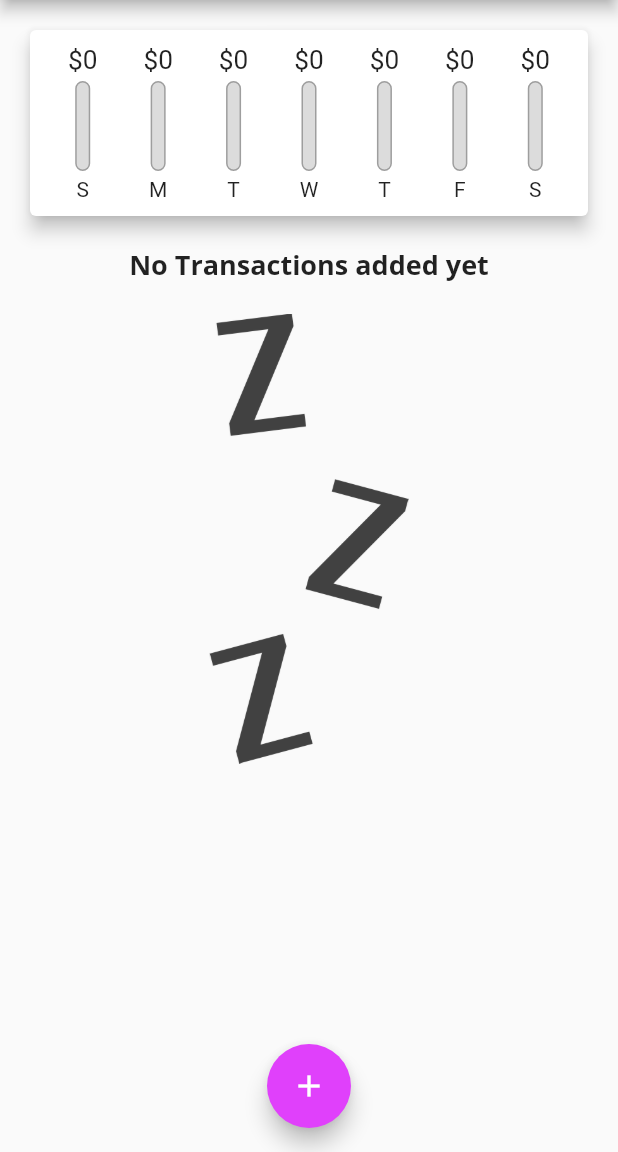
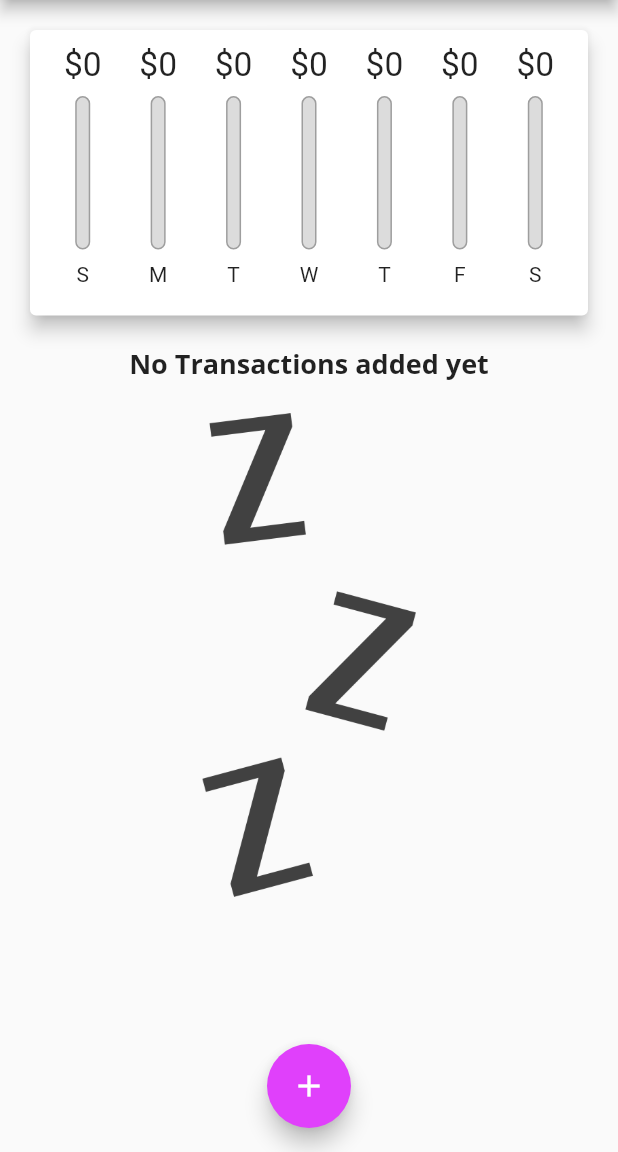
Before and after one commit to Prince7195/flutter_personal_expence, a Flutter app: the screen it shows after launch, on a phone screen of 412 x 824 dp, the part 84-1236 px from its top. Run offline on Flutter 3.47's test engine with Material 2 defaults, Android fonts, the phone set to English and light mode, and no system bars.

Commit message:
orientationa and dynamic height fixes

```diff
--- a/lib/main.dart
+++ b/lib/main.dart
@@ -1,4 +1,5 @@
 import 'package:flutter/material.dart';
+// import 'package:flutter/services.dart';
 
 import './widgets/chart.dart';
 import './models/transaction.dart';
@@ -6,6 +7,13 @@ import './widgets/new_transactions.dart';
 import './widgets/transaction_list.dart';
 
 void main() {
+  // using to ensure the Widgets are loaded b4 setting Orintation.
+  // WidgetsFlutterBinding.ensureInitialized();
+  // For fixed orentation of the APP.
+  // SystemChrome.setPreferredOrientations([
+  //   DeviceOrientation.portraitDown,
+  //   DeviceOrientation.portraitUp,
+  // ]);
   runApp(MyApp());
 }
 
@@ -63,6 +71,8 @@ class _MyHomePageState extends State<MyHomePage> {
     // ),
   ];
 
+  bool _showChart = false;
+
   List<Transaction> get _recentTransactions {
     return _transactions.where((trx) {
       return trx.date.isAfter(
@@ -105,8 +115,9 @@ class _MyHomePageState extends State<MyHomePage> {
 
   @override
   Widget build(BuildContext context) {
-    return Scaffold(
-      appBar: AppBar(
+    final isLanscape =
+        MediaQuery.of(context).orientation == Orientation.landscape;
+    final appBar = AppBar(
       title: Text('Personal Expense'),
       actions: [
         IconButton(
@@ -116,7 +127,16 @@ class _MyHomePageState extends State<MyHomePage> {
           ),
         ),
       ],
-      ),
+    );
+    final trxWidget = Container(
+      height: (MediaQuery.of(context).size.height -
+              MediaQuery.of(context).padding.top -
+              appBar.preferredSize.height) *
+          0.7,
+      child: TransactionList(_transactions, _removeTransaction),
+    );
+    return Scaffold(
+      appBar: appBar,
       floatingActionButton: FloatingActionButton(
         child: Icon(
           Icons.add,
@@ -128,8 +148,40 @@ class _MyHomePageState extends State<MyHomePage> {
         child: Column(
           crossAxisAlignment: CrossAxisAlignment.stretch,
           children: [
-            Chart(_recentTransactions),
-            TransactionList(_transactions, _removeTransaction),
+            if (isLanscape)
+              Row(
+                mainAxisAlignment: MainAxisAlignment.center,
+                children: [
+                  Text('Show Chart'),
+                  Switch(
+                    value: _showChart,
+                    onChanged: (val) {
+                      setState(() {
+                        _showChart = val;
+                      });
+                    },
+                  ),
+                ],
+              ),
+            if (!isLanscape)
+              Container(
+                height: (MediaQuery.of(context).size.height -
+                        MediaQuery.of(context).padding.top -
+                        appBar.preferredSize.height) *
+                    0.3,
+                child: Chart(_recentTransactions),
+              ),
+            if (!isLanscape) trxWidget,
+            if (isLanscape)
+              _showChart
+                  ? Container(
+                      height: (MediaQuery.of(context).size.height -
+                              MediaQuery.of(context).padding.top -
+                              appBar.preferredSize.height) *
+                          0.7,
+                      child: Chart(_recentTransactions),
+                    )
+                  : trxWidget
           ],
         ),
       ),
--- a/lib/widgets/chart_bar.dart
+++ b/lib/widgets/chart_bar.dart
@@ -8,19 +8,20 @@ class ChartBar extends StatelessWidget {
 
   @override
   Widget build(BuildContext context) {
+    return LayoutBuilder(builder: (ctx, constrains) {
       return Column(
         children: [
           Container(
-          height: 20,
+            height: constrains.maxHeight * 0.15,
             child: FittedBox(
               child: Text('\$${spendingAmt.toStringAsFixed(0)}'),
             ),
           ),
           SizedBox(
-          height: 4,
+            height: constrains.maxHeight * 0.05,
           ),
           Container(
-          height: 60,
+            height: constrains.maxHeight * 0.60,
             width: 10,
             child: Stack(
               children: [
@@ -46,10 +47,14 @@ class ChartBar extends StatelessWidget {
             ),
           ),
           SizedBox(
-          height: 4,
+            height: constrains.maxHeight * 0.05,
           ),
-        Text(label),
+          Container(
+            height: constrains.maxHeight * 0.15,
+            child: Text(label),
+          ),
         ],
       );
+    });
   }
 }
--- a/lib/widgets/new_transactions.dart
+++ b/lib/widgets/new_transactions.dart
@@ -47,10 +47,16 @@ class _NewTransactionsState extends State<NewTransactions> {
 
   @override
   Widget build(BuildContext context) {
-    return Card(
+    return SingleChildScrollView(
+      child: Card(
         elevation: 5,
         child: Container(
-        padding: EdgeInsets.all(10),
+          padding: EdgeInsets.only(
+            top: 10,
+            left: 10,
+            right: 10,
+            bottom: MediaQuery.of(context).viewInsets.bottom + 10,
+          ),
           child: Column(
             crossAxisAlignment: CrossAxisAlignment.end,
             children: [
@@ -99,6 +105,7 @@ class _NewTransactionsState extends State<NewTransactions> {
             ],
           ),
         ),
+      ),
     );
   }
 }
--- a/lib/widgets/transaction_list.dart
+++ b/lib/widgets/transaction_list.dart
@@ -11,10 +11,9 @@ class TransactionList extends StatelessWidget {
 
   @override
   Widget build(BuildContext context) {
-    return Container(
-      height: 600,
-      child: transactions.isEmpty
-          ? Column(
+    return transactions.isEmpty
+        ? LayoutBuilder(builder: (ctx, constrains) {
+            return Column(
               children: [
                 Text(
                   'No Transactions added yet',
@@ -24,14 +23,15 @@ class TransactionList extends StatelessWidget {
                   height: 20,
                 ),
                 Container(
-                  height: 300,
+                  height: constrains.maxHeight * 0.6,
                   child: Image.asset(
                     'assets/images/waiting.png',
                     fit: BoxFit.cover,
                   ),
                 ),
               ],
-            )
+            );
+          })
         : ListView.builder(
             itemCount: transactions.length,
             itemBuilder: (ctx, idx) {
@@ -72,7 +72,6 @@ class TransactionList extends StatelessWidget {
                 ),
               );
             },
-            ),
           );
   }
 }
```
Lines whose indentation alone changed are shown as unchanged.
